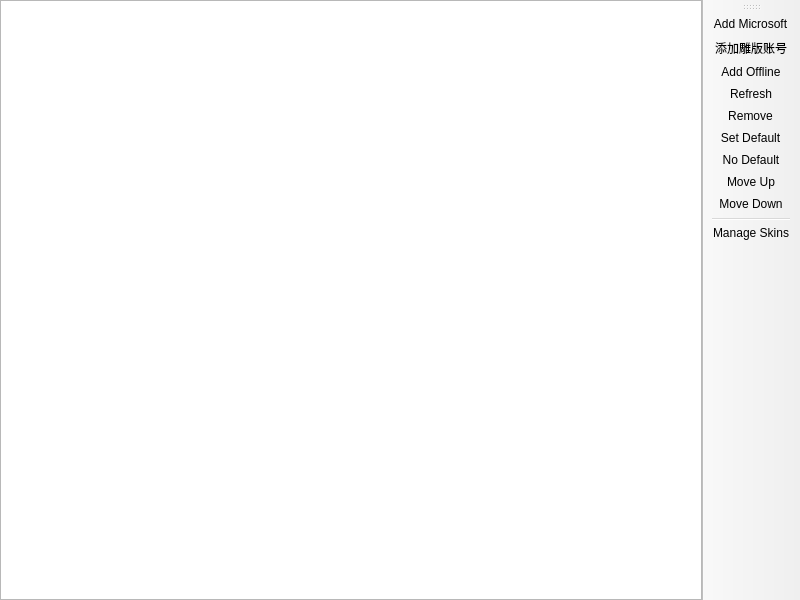
First picture: the form in launcher/ui/pages/global/AccountListPage.ui, repository CrazyNutLz/FjordLauncher, before the edit.
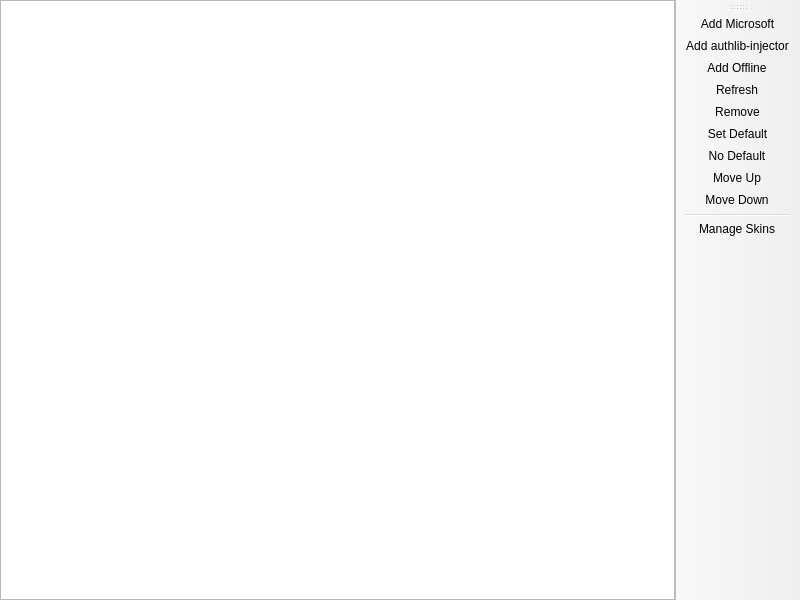
Second picture: the form after the edit. Custom widgets are drawn as their Qt base class.

What changed in the file:
```diff
--- a/launcher/ui/pages/global/AccountListPage.ui
+++ b/launcher/ui/pages/global/AccountListPage.ui
@@ -92,7 +92,7 @@
   </action>
   <action name="actionAddAuthlibInjector">
    <property name="text">
-    <string>添加雕版账号</string>
+    <string>Add authlib-&amp;injector</string>
    </property>
   </action>
   <action name="actionAddOffline">
```
